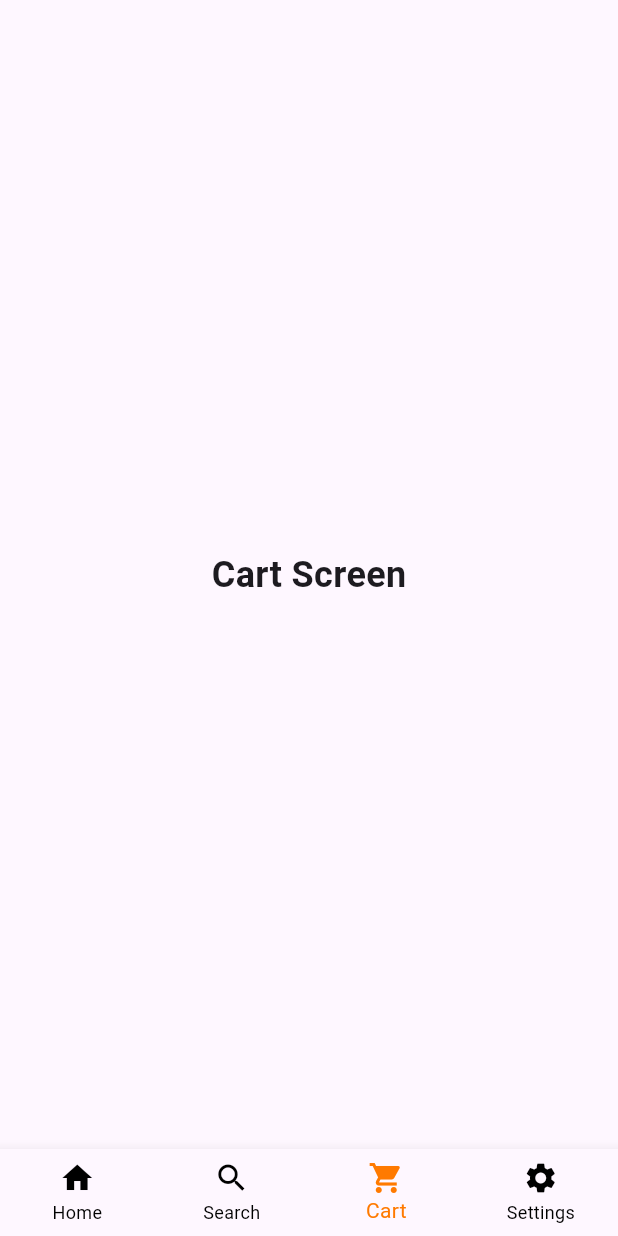
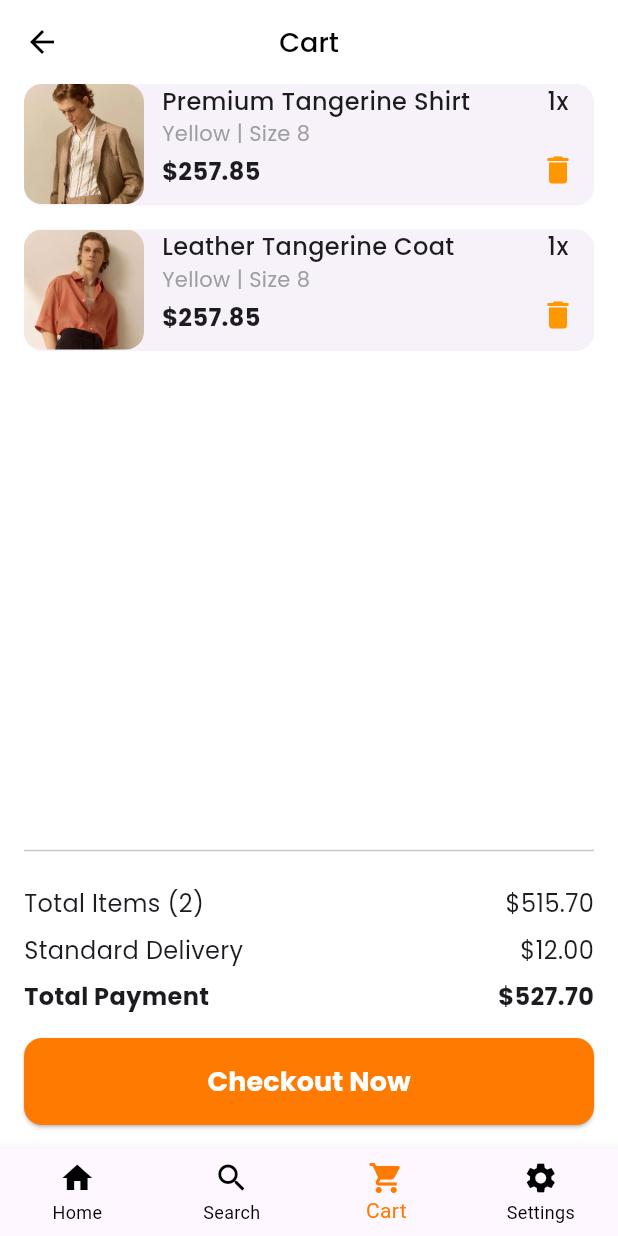
Before and after one commit to Hkshirsagar001/fashion_app, a Flutter app: the NavigationBarScreen screen opened directly, item 3 of the bottom bar chosen, on a phone screen of 412 x 824 dp. Run offline on Flutter 3.47's test engine with Material 3 defaults, Android fonts, the phone set to English and light mode, and no system bars; our stand-ins replace google_fonts.

Commit message:
UI complete

```diff
--- /dev/null
+++ b/fashion_app/lib/screens/cart_screen.dart
@@ -0,0 +1,173 @@
+import 'package:flutter/material.dart';
+import 'package:google_fonts/google_fonts.dart';
+
+class CartScreen extends StatefulWidget {
+  const CartScreen({super.key});
+
+  @override
+  _CartScreenState createState() => _CartScreenState();
+}
+
+class _CartScreenState extends State<CartScreen> {
+  List<Map<String, dynamic>> cartItems = [
+    {
+      "image": "assets/product1.png",
+      "name": "Premium Tangerine Shirt",
+      "color": "Yellow",
+      "size": "8",
+      "price": 257.85,
+      "quantity": 1,
+    },
+    {
+      "image": "assets/product3.png",
+      "name": "Leather Tangerine Coat",
+      "color": "Yellow",
+      "size": "8",
+      "price": 257.85,
+      "quantity": 1,
+    }
+  ];
+
+  void removeItem(int index) {
+    setState(() {
+      cartItems.removeAt(index);
+    });
+  }
+
+  double get totalAmount {
+    return cartItems.fold(0, (sum, item) => sum + (item['price'] * item['quantity']));
+  }
+
+  @override
+  Widget build(BuildContext context) {
+    return Scaffold(
+      backgroundColor: Colors.white,
+      appBar: AppBar(
+        backgroundColor: Colors.white,
+        elevation: 0,
+        leading: IconButton(
+          icon: const Icon(Icons.arrow_back, color: Colors.black),
+          onPressed: () => Navigator.pop(context),
+        ),
+        title: Text(
+          "Cart",
+          style: GoogleFonts.poppins(fontSize: 18, fontWeight: FontWeight.w500, color: Colors.black),
+        ),
+        centerTitle: true,
+      ),
+      body: Padding(
+        padding: const EdgeInsets.symmetric(horizontal: 16),
+        child: Column(
+          children: [
+            Expanded(
+              child: ListView.builder(
+                itemCount: cartItems.length,
+                itemBuilder: (context, index) {
+                  var item = cartItems[index];
+                  return Card(
+                    elevation: 0,
+                    margin: const EdgeInsets.only(bottom: 16),
+                    child: Row(
+                      crossAxisAlignment: CrossAxisAlignment.start,
+                      children: [
+                        ClipRRect(
+                          borderRadius: BorderRadius.circular(12),
+                          child: Image.asset(
+                            item['image'],
+                            width: 80,
+                            height: 80,
+                            fit: BoxFit.cover,
+                          ),
+                        ),
+                        const SizedBox(width: 12),
+                        Expanded(
+                          child: Column(
+                            crossAxisAlignment: CrossAxisAlignment.start,
+                            children: [
+                              Text(
+                                item['name'],
+                                style: GoogleFonts.poppins(fontSize: 16, fontWeight: FontWeight.w500),
+                              ),
+                              Text(
+                                "${item['color']} | Size ${item['size']}",
+                                style: GoogleFonts.poppins(fontSize: 14, color: Colors.grey),
+                              ),
+                              const SizedBox(height: 4),
+                              Text(
+                                "\$${item['price'].toStringAsFixed(2)}",
+                                style: GoogleFonts.poppins(fontSize: 16, fontWeight: FontWeight.bold),
+                              ),
+                            ],
+                          ),
+                        ),
+                        Column(
+                          children: [
+                            Text(
+                              "${item['quantity']}x",
+                              style: GoogleFonts.poppins(fontSize: 16, fontWeight: FontWeight.w500),
+                            ),
+                            const SizedBox(height: 10),
+                            IconButton(
+                              icon: const Icon(Icons.delete, color: Colors.orange),
+                              onPressed: () => removeItem(index),
+                            ),
+                          ],
+                        )
+                      ],
+                    ),
+                  );
+                },
+              ),
+            ),
+            const Divider(thickness: 1),
+            Padding(
+              padding: const EdgeInsets.symmetric(vertical: 12),
+              child: Column(
+                children: [
+                  _priceRow("Total Items (${cartItems.length})", totalAmount),
+                  _priceRow("Standard Delivery", 12.00),
+                  _priceRow("Total Payment", totalAmount + 12.00, isBold: true),
+                ],
+              ),
+            ),
+            SizedBox(
+              width: double.infinity,
+              child: ElevatedButton(
+                style: ElevatedButton.styleFrom(
+                  backgroundColor: const Color(0xffFF7A00),
+                  shape: RoundedRectangleBorder(borderRadius: BorderRadius.circular(12)),
+                  padding: const EdgeInsets.symmetric(vertical: 16),
+                ),
+                onPressed: () {},
+                child: Text(
+                  "Checkout Now",
+                  style: GoogleFonts.poppins(fontSize: 18, fontWeight: FontWeight.bold, color: Colors.white),
+                ),
+              ),
+            ),
+            const SizedBox(height: 16),
+          ],
+        ),
+      ),
+    );
+  }
+
+  Widget _priceRow(String title, double amount, {bool isBold = false}) {
+    return Padding(
+      padding: const EdgeInsets.symmetric(vertical: 4),
+      child: Row(
+        mainAxisAlignment: MainAxisAlignment.spaceBetween,
+        children: [
+          Text(
+            title,
+            style: GoogleFonts.poppins(fontSize: 16, fontWeight: isBold ? FontWeight.bold : FontWeight.w400),
+          ),
+          Text(
+            "\$${amount.toStringAsFixed(2)}",
+            style: GoogleFonts.poppins(fontSize: 16, fontWeight: isBold ? FontWeight.bold : FontWeight.w400),
+          ),
+        ],
+      ),
+    );
+  }
+}
--- a/fashion_app/lib/screens/navigation_bar.dart
+++ b/fashion_app/lib/screens/navigation_bar.dart
@@ -1,7 +1,9 @@
 
+import 'package:fashion_app/screens/cart_screen.dart';
 import 'package:flutter/material.dart';
 
 import 'catalog_screen.dart';
+import 'checkout_screen.dart';
 
 class NavigationBarScreen extends StatefulWidget {
   const NavigationBarScreen({super.key});
@@ -17,8 +19,8 @@ class _NavigationBarScreenState extends State<NavigationBarScreen> {
   static const List<Widget> _screens = <Widget>[
     Catalog(),
     Center(child: Text('Search Screen', style: TextStyle(fontSize: 24, fontWeight: FontWeight.bold))),
-    Center(child: Text('Cart Screen', style: TextStyle(fontSize: 24, fontWeight: FontWeight.bold))),
-    Center(child: Text('Settings Screen', style: TextStyle(fontSize: 24, fontWeight: FontWeight.bold))),
+    CartScreen(),
+   CheckoutScreen(),
   ];
 
   void _onItemTapped(int index) {
```
Also changed, not shown: fashion_app/lib/screens/checkout_screen.dart (+66 -0 lines), fashion_app/assets/Group 10 (1).png (added), fashion_app/assets/Group 17305.png (added), fashion_app/assets/Vector (3).png (added), fashion_app/assets/amriacn_express.png (added), fashion_app/assets/mastarcard.png (added), fashion_app/assets/visa.png (added).
